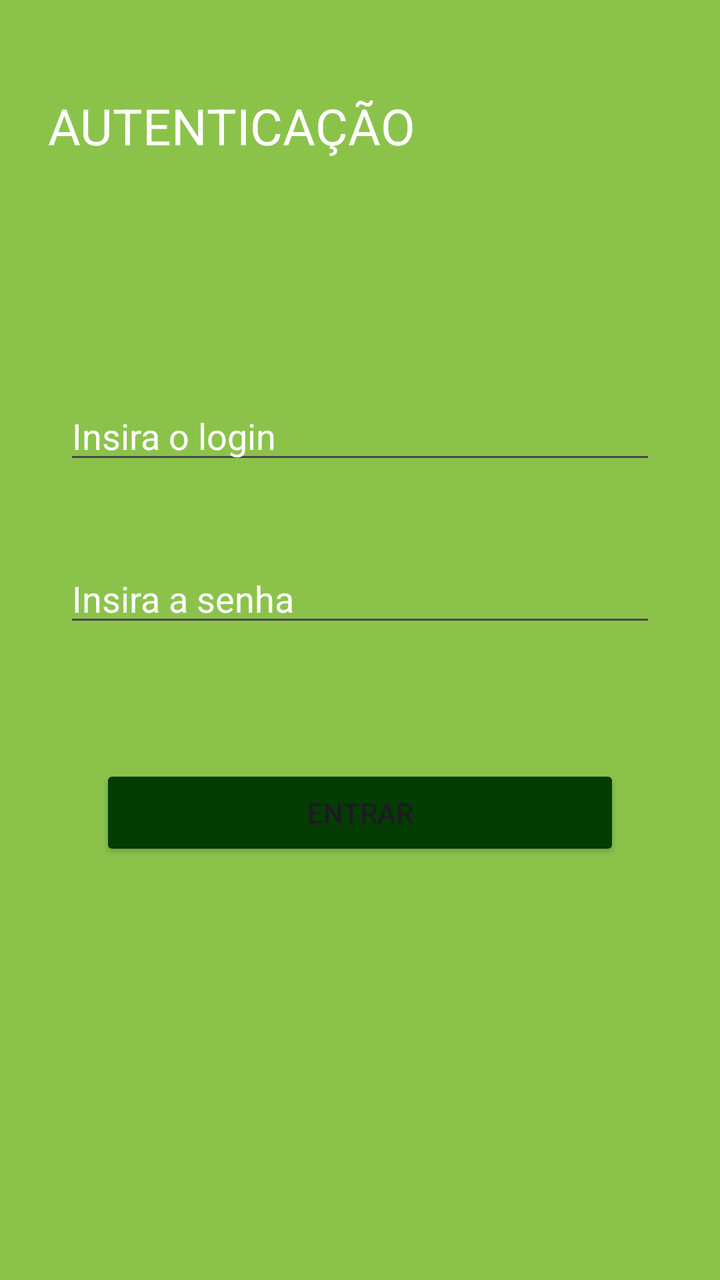
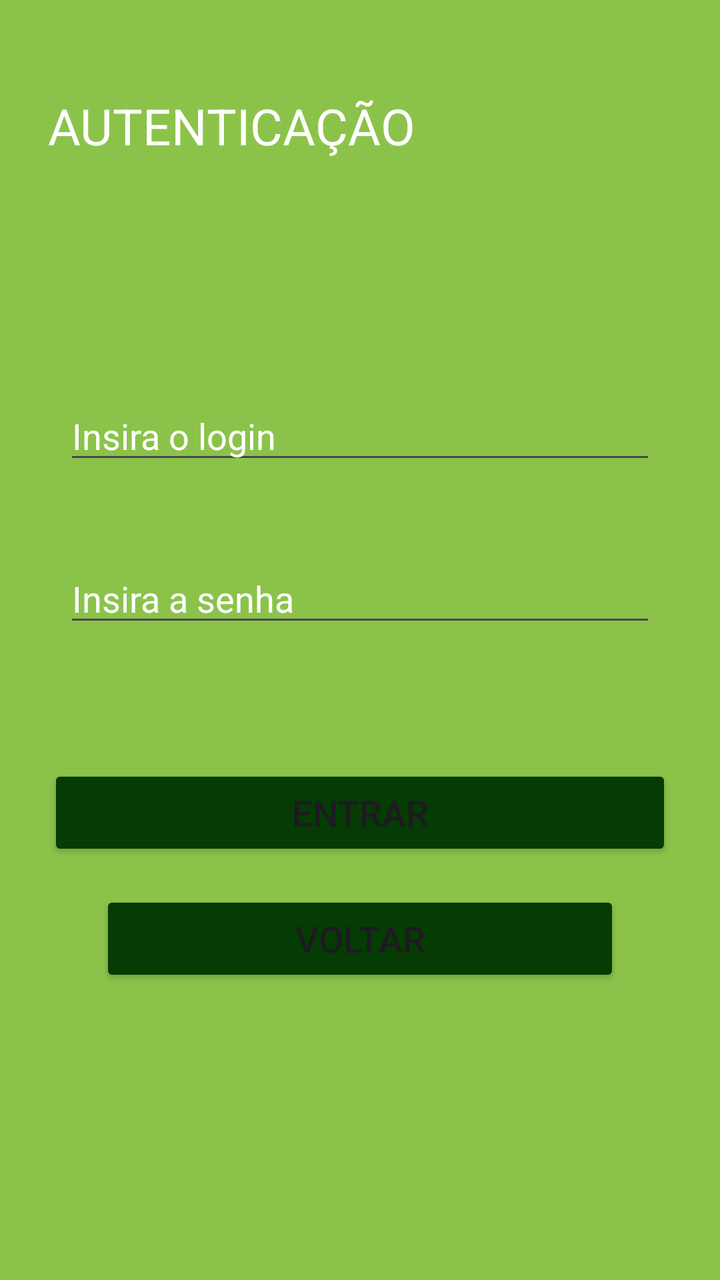

Two renders of the same Android screen: before a commit and after it. Below are the layout's source before the change and the commit's diff.
<!-- AndroidManifest.xml: application theme Theme.AppLogin -->
<!-- res/layout/activity_login.xml -->
<?xml version="1.0" encoding="utf-8"?>
<androidx.constraintlayout.widget.ConstraintLayout xmlns:android="http://schemas.android.com/apk/res/android"
    xmlns:app="http://schemas.android.com/apk/res-auto"
    xmlns:tools="http://schemas.android.com/tools"
    android:layout_width="match_parent"
    android:layout_height="match_parent"
    android:background="#8BC34A">


    <TextView
        android:id="@+id/txtTituloLogin"
        android:layout_width="match_parent"
        android:layout_height="wrap_content"
        android:layout_marginStart="24dp"
        android:layout_marginTop="46dp"
        android:layout_marginEnd="24dp"
        android:text="AUTENTICAÇÃO"
        android:textAlignment="center"
        android:textColor="@color/white"
        android:textSize="25sp"
        app:layout_constraintEnd_toEndOf="parent"
        app:layout_constraintStart_toStartOf="parent"
        app:layout_constraintTop_toTopOf="parent" />

    <EditText
        android:id="@+id/edtInserirLogin"
        android:layout_width="match_parent"
        android:layout_height="wrap_content"
        android:layout_marginStart="32dp"
        android:layout_marginTop="116dp"
        android:layout_marginEnd="32dp"
        android:ems="10"
        android:hint="Insira o login"
        android:textColorHint="@color/white"
        android:inputType="text"
        app:layout_constraintEnd_toEndOf="parent"
        app:layout_constraintHorizontal_bias="0.0"
        app:layout_constraintStart_toStartOf="parent"
        app:layout_constraintTop_toBottomOf="@+id/txtTituloLogin" />

    <EditText
        android:id="@+id/edtInserirSenha"
        android:layout_width="match_parent"
        android:layout_height="wrap_content"
        android:layout_marginStart="32dp"
        android:layout_marginTop="40dp"
        android:layout_marginEnd="32dp"
        android:ems="10"
        android:hint="Insira a senha"
        android:textColorHint="@color/white"
        android:inputType="text"
        app:layout_constraintEnd_toEndOf="parent"
        app:layout_constraintHorizontal_bias="0.0"
        app:layout_constraintStart_toStartOf="parent"
        app:layout_constraintTop_toBottomOf="@+id/edtInserirLogin" />

    <Button
        android:id="@+id/btnTelaLogin"
        android:layout_width="match_parent"
        android:layout_height="wrap_content"
        android:layout_marginStart="50dp"
        android:layout_marginTop="64dp"
        android:layout_marginEnd="50dp"
        android:backgroundTint="#043C04"
        android:text="Entrar"
        app:layout_constraintEnd_toEndOf="parent"
        app:layout_constraintHorizontal_bias="1.0"
        app:layout_constraintStart_toStartOf="parent"
        app:layout_constraintTop_toBottomOf="@+id/edtInserirSenha" />
</androidx.constraintlayout.widget.ConstraintLayout>
<!-- resources referenced by this layout -->
<resources>
  <color name="white">#FFFFFFFF</color>
  <style name="Theme.AppLogin" parent="Base.Theme.AppLogin" />
  <style name="Base.Theme.AppLogin" parent="Theme.Material3.DayNight.NoActionBar">
          
          
      </style>
</resources>

<!-- the commit's change to res/layout/activity_login.xml (unified diff, before → after) -->
@@ -58,13 +58,28 @@
         android:id="@+id/btnTelaLogin"
         android:layout_width="match_parent"
         android:layout_height="wrap_content"
-        android:layout_marginStart="50dp"
+        android:layout_marginStart="24dp"
         android:layout_marginTop="64dp"
-        android:layout_marginEnd="50dp"
+        android:layout_marginEnd="24dp"
         android:backgroundTint="#043C04"
         android:text="Entrar"
+        android:textSize="18sp"
         app:layout_constraintEnd_toEndOf="parent"
         app:layout_constraintHorizontal_bias="1.0"
         app:layout_constraintStart_toStartOf="parent"
         app:layout_constraintTop_toBottomOf="@+id/edtInserirSenha" />
+
+    <Button
+        android:id="@+id/btVoltar2"
+        android:layout_width="match_parent"
+        android:layout_height="wrap_content"
+        android:layout_marginStart="50dp"
+        android:layout_marginTop="15dp"
+        android:layout_marginEnd="50dp"
+        android:text="Voltar"
+        android:backgroundTint="#043C04"
+        android:textSize="18sp"
+        app:layout_constraintEnd_toEndOf="parent"
+        app:layout_constraintStart_toStartOf="parent"
+        app:layout_constraintTop_toBottomOf="@+id/btnTelaLogin" />
 </androidx.constraintlayout.widget.ConstraintLayout>
